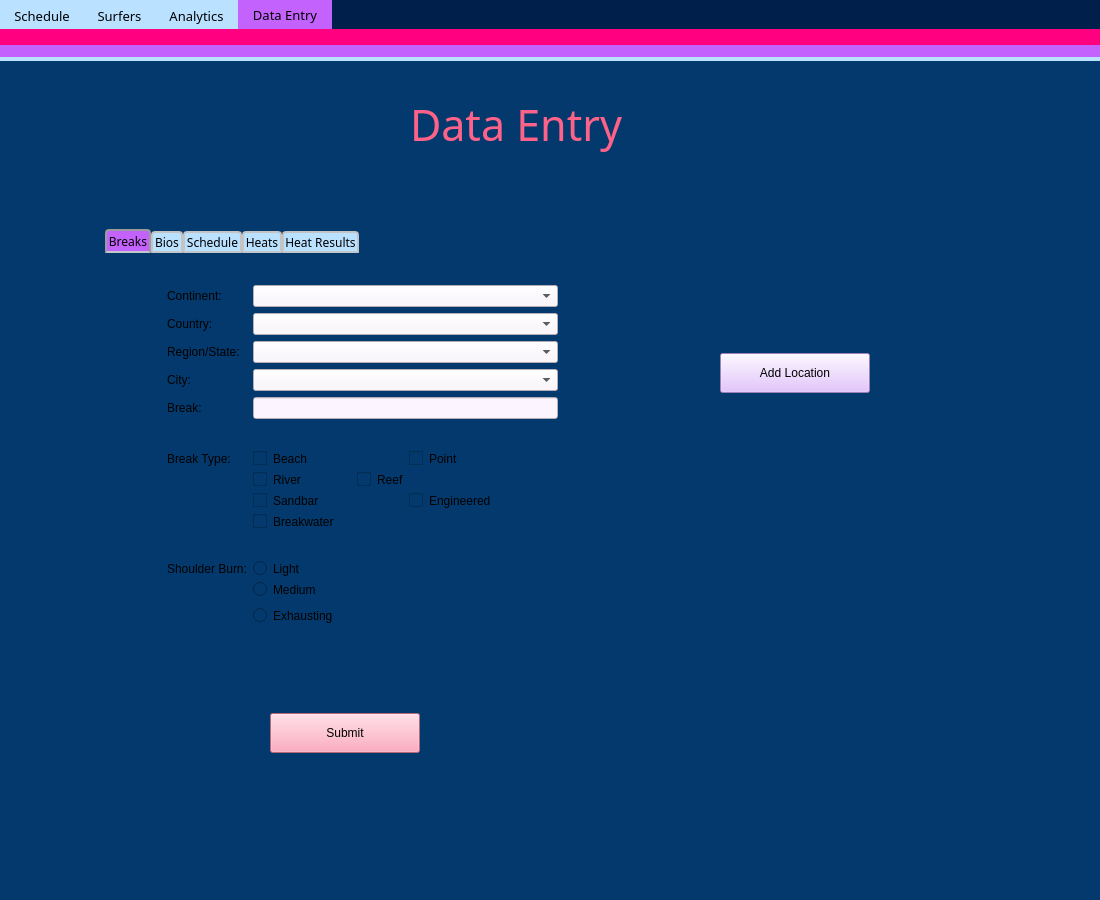
First picture: the form in gui/main_widget/ui/wsl_analytics_ui.ui, repository rhill5555/py-widget-surfing, before the edit.
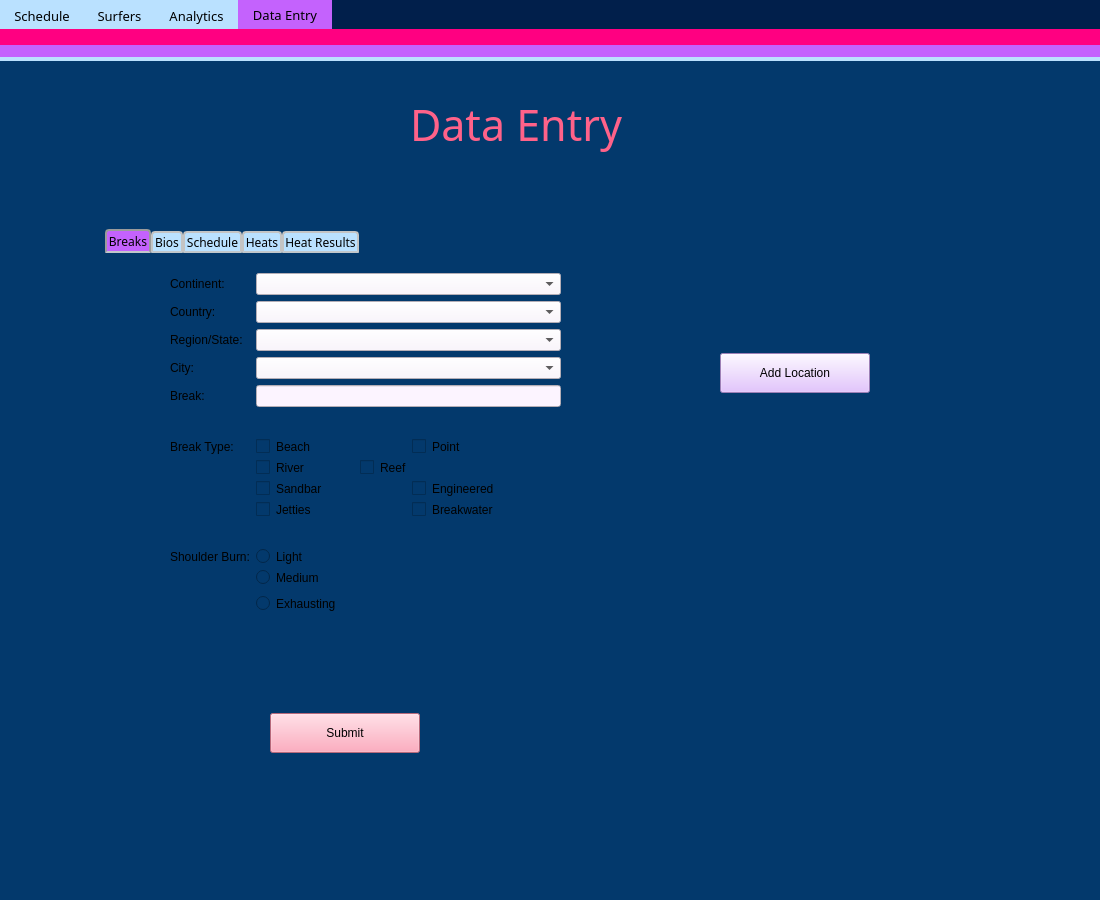
Second picture: the form after the edit.

Commit message: Added Jetties Break Type

Patch:
```diff
--- a/gui/main_widget/ui/wsl_analytics_ui.ui
+++ b/gui/main_widget/ui/wsl_analytics_ui.ui
@@ -557,10 +557,10 @@
        <widget class="QWidget" name="formLayoutWidget">
         <property name="geometry">
          <rect>
-          <x>67</x>
-          <y>32</y>
+          <x>70</x>
+          <y>20</y>
           <width>391</width>
-          <height>401</height>
+          <height>428</height>
          </rect>
         </property>
         <layout class="QFormLayout" name="BreakForm">
@@ -711,34 +711,21 @@
            </property>
           </widget>
          </item>
-         <item row="10" column="0">
-          <spacer name="horizontalSpacer_2">
-           <property name="orientation">
-            <enum>Qt::Horizontal</enum>
-           </property>
-           <property name="sizeHint" stdset="0">
-            <size>
-             <width>40</width>
-             <height>20</height>
-            </size>
-           </property>
-          </spacer>
-         </item>
-         <item row="11" column="0">
+         <item row="12" column="0">
           <widget class="QLabel" name="BreakBurnLabel">
            <property name="text">
             <string>Shoulder Burn:</string>
            </property>
           </widget>
          </item>
-         <item row="11" column="1">
+         <item row="12" column="1">
           <widget class="QRadioButton" name="BreakBurnLight">
            <property name="text">
             <string>Light</string>
            </property>
           </widget>
          </item>
-         <item row="12" column="0">
+         <item row="13" column="0">
           <spacer name="horizontalSpacer_3">
            <property name="orientation">
             <enum>Qt::Horizontal</enum>
@@ -751,14 +738,14 @@
            </property>
           </spacer>
          </item>
-         <item row="12" column="1">
+         <item row="13" column="1">
           <widget class="QRadioButton" name="BreakBurnMed">
            <property name="text">
             <string>Medium</string>
            </property>
           </widget>
          </item>
-         <item row="13" column="0">
+         <item row="14" column="0">
           <spacer name="horizontalSpacer_4">
            <property name="orientation">
             <enum>Qt::Horizontal</enum>
@@ -771,7 +758,7 @@
            </property>
           </spacer>
          </item>
-         <item row="13" column="1">
+         <item row="14" column="1">
           <widget class="QRadioButton" name="BreakBurnEx">
            <property name="text">
             <string>Exhausting</string>
@@ -797,11 +784,38 @@
           </layout>
          </item>
          <item row="9" column="1">
-          <widget class="QCheckBox" name="BreakBreakwaterBox">
-           <property name="text">
-            <string>Breakwater</string>
+          <layout class="QHBoxLayout" name="horizontalLayout_6">
+           <item>
+            <widget class="QCheckBox" name="BreakJettiesBox">
+             <property name="text">
+              <string>Jetties</string>
+             </property>
+            </widget>
+           </item>
+           <item>
+            <widget class="QCheckBox" name="BreakBreakwaterBox">
+             <property name="text">
+              <string>Breakwater</string>
+             </property>
+            </widget>
+           </item>
+          </layout>
+         </item>
+         <item row="10" column="1">
+          <layout class="QHBoxLayout" name="horizontalLayout_5"/>
+         </item>
+         <item row="10" column="0">
+          <spacer name="horizontalSpacer_2">
+           <property name="orientation">
+            <enum>Qt::Horizontal</enum>
            </property>
-          </widget>
+           <property name="sizeHint" stdset="0">
+            <size>
+             <width>40</width>
+             <height>20</height>
+            </size>
+           </property>
+          </spacer>
          </item>
         </layout>
        </widget>
```
Left out of the diff: 36 changed lines with no effect on the pictures. The commit also changes 2 other files.
